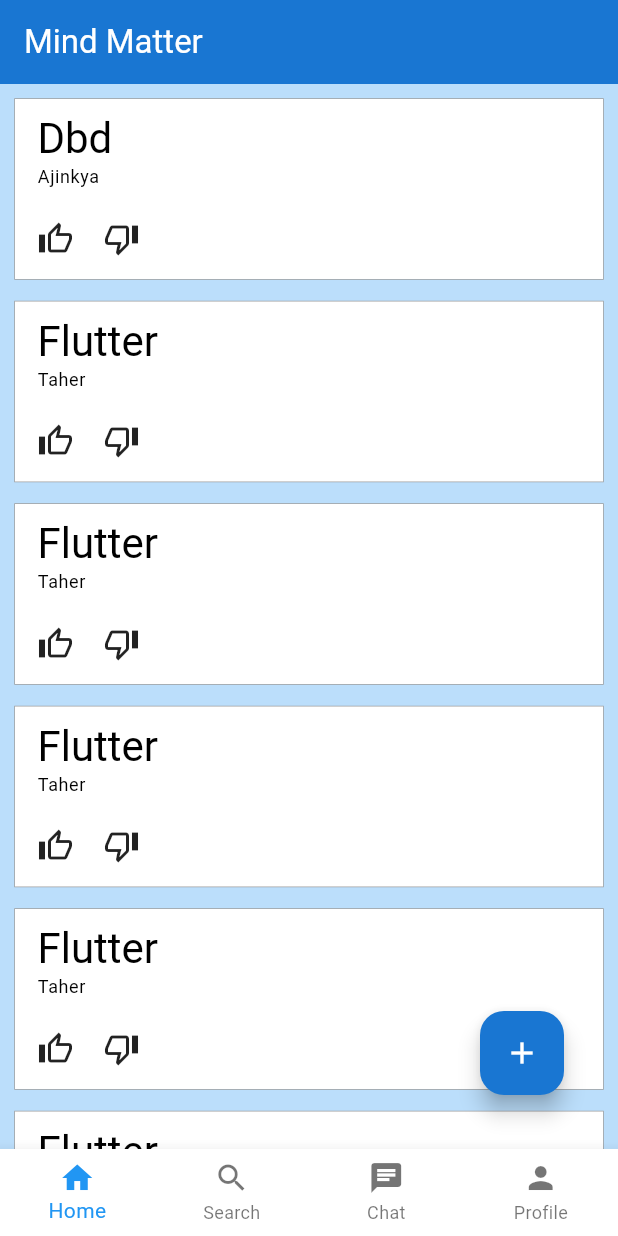
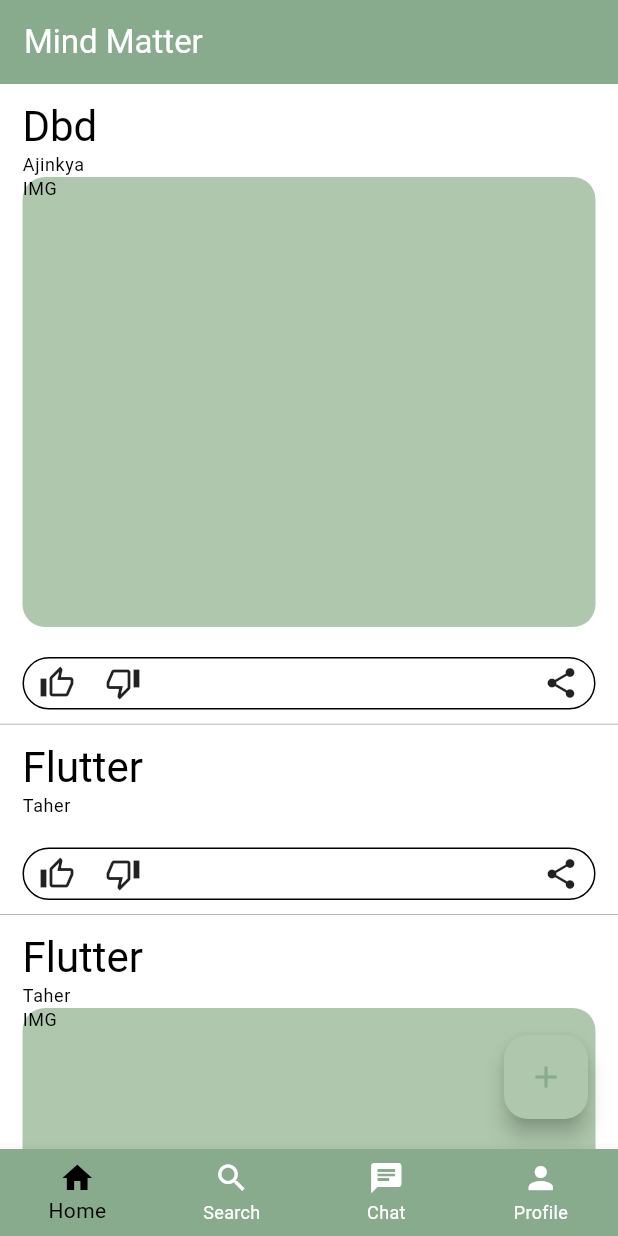
Before and after one commit to Ajinkya1029/Mind_Matters, a Flutter app: the screen it shows after launch, on a phone screen of 412 x 824 dp. Run offline on Flutter 3.47's test engine with Material 3 defaults, Android fonts, the phone set to English and light mode, and no system bars.

Commit message:
2nd commit

```diff
--- a/lib/component/room_item.dart
+++ b/lib/component/room_item.dart
@@ -1,17 +1,25 @@
+import 'dart:ffi';
+
 import 'package:flutter/material.dart';
 import 'package:mind_matters/models/room_model.dart';
 
-class RoomItem extends StatelessWidget {
+class RoomItem extends StatefulWidget {
   RoomItem(this.room, {super.key});
   final Room room;
+
+  @override
+  State<RoomItem> createState() => _RoomItemState();
+}
+
+class _RoomItemState extends State<RoomItem> {
+  int like = 0;
   @override
   Widget build(BuildContext context) {
     return Container(
-      decoration: BoxDecoration(
-          color: Colors.white,
-          boxShadow: [BoxShadow(color: Colors.grey.withOpacity(1),spreadRadius: 0.5)]),
-      margin: EdgeInsets.fromLTRB(10, 10, 10, 5),
-      padding: EdgeInsets.fromLTRB(15, 8, 8, 15),
+      decoration: BoxDecoration(color: Colors.white, boxShadow: [
+        BoxShadow(color: Colors.grey.withOpacity(1), spreadRadius: 0.5)
+      ]),
+      padding: EdgeInsets.fromLTRB(15, 10, 15, 10),
       child: Column(
           mainAxisAlignment: MainAxisAlignment.start,
           crossAxisAlignment: CrossAxisAlignment.start,
@@ -21,24 +29,73 @@
               crossAxisAlignment: CrossAxisAlignment.start,
               children: <Widget>[
                 Text(
-                  "${room.roomName}",
+                  "${widget.room.roomName}",
                   style: Theme.of(context).textTheme.headlineMedium,
                 ),
                 Text(
-                  "${room.owner}",
+                  "${widget.room.owner}",
                   style: Theme.of(context).textTheme.bodySmall,
                 )
               ],
             )),
-            Container(child: Text("${room.picture}")),
+            widget.room.picture.isNotEmpty
+                ? SizedBox(
+                    height: 300,
+                    width: double.maxFinite,
+                    child: Container(
+                        decoration: BoxDecoration(
+                          color: Theme.of(context).colorScheme.secondary,
+                          borderRadius: BorderRadius.circular(15),
+                        ),
+                        child: Text(
+                          "IMG",
+                          style: Theme.of(context).textTheme.bodySmall,
+                        )),
+                  )
+                : const SizedBox(),
+            const SizedBox(
+              height: 20,
+            ),
             Container(
+              decoration: BoxDecoration(
+                  borderRadius: BorderRadius.circular(20),
+                  border: Border.all(color: Colors.black)),
+              height: 35,
+              child: Padding(
+                padding: EdgeInsets.fromLTRB(10, 0, 10, 0),
                 child: Row(
-              children: <Widget>[
-                Icon(Icons.thumb_up_outlined),
-                SizedBox(width: 20),
-                Icon(Icons.thumb_down_outlined)
-              ],
-            ))
+                  // mainAxisSize: MainAxisSize.min,
+                  mainAxisAlignment: MainAxisAlignment.start,
+                  children: <Widget>[
+                    GestureDetector(
+                        onTap: () {
+                          setState(() {
+                            like == 1 ? like = 0 : like = 1;
+                          });
+                        },
+                        child: like == 1
+                            ? const Icon(Icons.thumb_up)
+                            : const Icon(Icons.thumb_up_alt_outlined)),
+                    const SizedBox(width: 20),
+                    GestureDetector(
+                      onTap: () {
+                        setState(() {
+                          like == 2 ? like = 0 : like = 2;
+                        });
+                      },
+                      child: like == 2
+                          ? const Icon(Icons.thumb_down)
+                          : const Icon(Icons.thumb_down_outlined),
+                    ),
+                    Spacer(),
+                    GestureDetector(
+                      onTap: () {},
+                      child: const Icon(Icons.share),
+                    )
+                  ],
+                ),
+              ),
+            ),
           ]),
     );
   }
--- a/lib/data/thread_dummydata.dart
+++ b/lib/data/thread_dummydata.dart
@@ -1,13 +1,13 @@
 import '../models/room_model.dart';
 var thread=[
-  Room(owner: "Ajinkya",roomId: "123",roomName: "Dbd",picture: "",postedat: DateTime.now()),
+  Room(owner: "Ajinkya",roomId: "123",roomName: "Dbd",picture: "asd",postedat: DateTime.now()),
   Room(roomId: "321", roomName: "Flutter", owner: "Taher", picture: "", postedat: DateTime.now()),
+   Room(roomId: "321", roomName: "Flutter", owner: "Taher", picture: "asda", postedat: DateTime.now()),
    Room(roomId: "321", roomName: "Flutter", owner: "Taher", picture: "", postedat: DateTime.now()),
    Room(roomId: "321", roomName: "Flutter", owner: "Taher", picture: "", postedat: DateTime.now()),
+   Room(roomId: "321", roomName: "Flutter", owner: "Taher", picture: "asdad", postedat: DateTime.now()),
    Room(roomId: "321", roomName: "Flutter", owner: "Taher", picture: "", postedat: DateTime.now()),
    Room(roomId: "321", roomName: "Flutter", owner: "Taher", picture: "", postedat: DateTime.now()),
-   Room(roomId: "321", roomName: "Flutter", owner: "Taher", picture: "", postedat: DateTime.now()),
-   Room(roomId: "321", roomName: "Flutter", owner: "Taher", picture: "", postedat: DateTime.now()),
-   Room(roomId: "321", roomName: "Flutter", owner: "Taher", picture: "", postedat: DateTime.now()),
+   Room(roomId: "321", roomName: "Flutter", owner: "Taher", picture: "assad", postedat: DateTime.now()),
 
 ];
--- a/lib/main.dart
+++ b/lib/main.dart
@@ -8,15 +8,48 @@
 class MyApp extends StatelessWidget {
   const MyApp({super.key});
 
-
   @override
   Widget build(BuildContext context) {
+    MediaQuery.of(context).viewInsets.bottom;
 
     return MaterialApp(
       title: 'Flutter Demo',
+      themeMode: ThemeMode.light,
+      darkTheme: ThemeData.dark(),
       theme: ThemeData(
-      bottomNavigationBarTheme: BottomNavigationBarThemeData(selectedItemColor: Colors.blue,),
-     colorScheme: ColorScheme.light(),
+        colorScheme: const ColorScheme(
+          brightness: Brightness.light,
+          primary: Color.fromRGBO(136, 171, 142, 1),
+          onPrimary: Color.fromRGBO(136, 171, 142, 1),
+          secondary: Color.fromRGBO(175, 200, 173, 1),
+          onSecondary: Color.fromRGBO(175, 200, 173, 1),
+          error: Colors.black,
+          onError: Colors.black,
+          background: Color.fromRGBO(242, 241, 235, 1),
+          onBackground: Color.fromRGBO(242, 241, 235, 1),
+          surface: Color.fromRGBO(238, 231, 218, 1),
+          onSurface: Color.fromRGBO(238, 231, 218, 1),
+        ),
+        bottomNavigationBarTheme: const BottomNavigationBarThemeData(
+          unselectedItemColor: Colors.white,
+          selectedItemColor: Colors.black,
+          backgroundColor: Color.fromRGBO(136, 171, 142, 1),
+        ),
+        textTheme: const TextTheme(
+             bodyText1: TextStyle(color: Colors.black),
+          bodyText2: TextStyle(color: Colors.black),
+          headline1: TextStyle(color: Colors.black),
+          headline2: TextStyle(color: Colors.black),
+          headline3: TextStyle(color: Colors.black),
+          headline4: TextStyle(color: Colors.black),
+          headline5: TextStyle(color: Colors.black),
+          headline6: TextStyle(color: Colors.black),
+          subtitle1: TextStyle(color: Colors.black),
+          subtitle2: TextStyle(color: Colors.black),
+          caption: TextStyle(color: Colors.black),
+          button: TextStyle(color: Colors.black),
+          overline: TextStyle(color: Colors.black),
+        ),
         useMaterial3: true,
       ),
       home: HomePage(),
--- a/lib/screens/forum_screen.dart
+++ b/lib/screens/forum_screen.dart
@@ -1,4 +1,5 @@
 import 'package:flutter/material.dart';
+import 'package:mind_matters/component/add_post.dart';
 import 'package:mind_matters/component/room_item.dart';
 
 import 'package:mind_matters/data/thread_dummydata.dart';
@@ -10,10 +11,14 @@
 }
 
 class _RoomState extends State<Rooms> {
+  void addPostOverlay(){
+    showModalBottomSheet(context: context, builder: (context)=>AddPost());
+
+  }
   @override
   Widget build(BuildContext context) {
     return Container(
-      color: Theme.of(context).primaryColorLight,
+    color: Theme.of(context).colorScheme.secondary,
       child: Column(
         crossAxisAlignment: CrossAxisAlignment.end,
         children: <Widget>[
@@ -25,13 +30,13 @@
                   itemCount: thread.length,
                 ),
                 Positioned(
-                      bottom: 16,
-                      right: 16,
+                    bottom: 0,
+                    right: 0,
                     child: Padding(
-                    padding: EdgeInsets.all(20),
+                      padding: EdgeInsets.all(20),
                       child: FloatingActionButton(
-                        backgroundColor: Theme.of(context).primaryColorDark,
-                        onPressed: () {},
+                        backgroundColor: Theme.of(context).colorScheme.secondary,
+                        onPressed: addPostOverlay,
                         child: Icon(Icons.add),
                       ),
                     ))
--- a/lib/screens/home_screen.dart
+++ b/lib/screens/home_screen.dart
@@ -13,16 +13,17 @@
       _selected_index=index;
     });
   }
- final List<Widget> _pages=[Rooms(),Container(child: Text("Search"),),Container(child: Text("Chat"),),Container(child: Text("Profile"),)];
+ final List<Widget> _pages=[Rooms(),Container(color: Color.fromRGBO(175, 200, 173, 1),child: Text("Search"),),Container(child: Text("Chat"),),Container(child: Text("Profile"),)];
   @override
   Widget build(BuildContext context) {
     return Scaffold(
+      resizeToAvoidBottomInset:true,
       appBar: AppBar(
         title: const Text(
           "Mind Matter",
           style: TextStyle(color: Colors.white),
         ),
-        backgroundColor: Theme.of(context).primaryColorDark,
+        backgroundColor: Theme.of(context).colorScheme.primary,
       ),
       body: _pages[_selected_index],
       bottomNavigationBar: BottomNavigationBar(
```
Also changed, not shown: lib/component/add_post.dart (added, +49 -0 lines).
